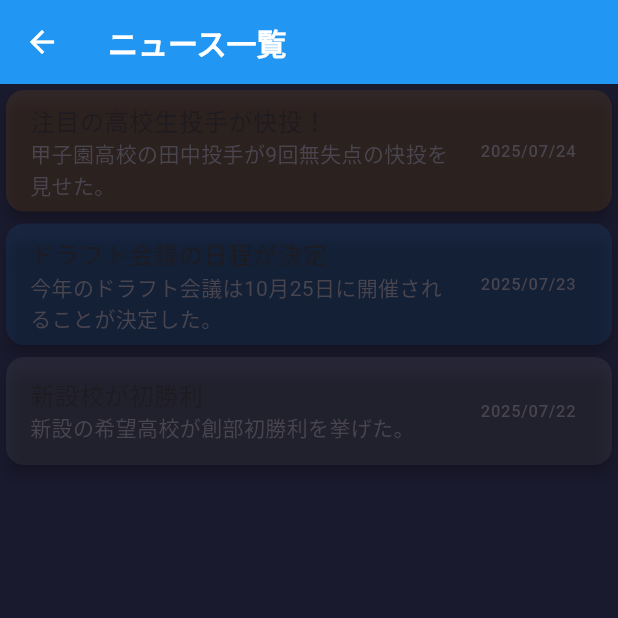
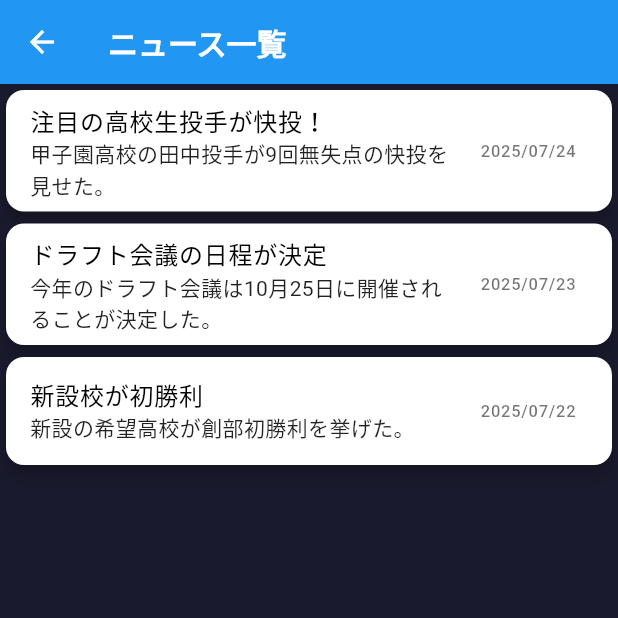
Before and after one commit to eigamaker/scout, a Flutter app: the NewsScreen screen opened by its route, on a phone screen of 412 x 824 dp, the top half of it. Run offline on Flutter 3.47's test engine with Material 3 defaults, Android fonts, the phone set to English and light mode, and no system bars; our stand-ins replace shared_preferences, sqflite; accounts and stored records are empty.

Commit message:
save実装

```diff
--- a/lib/models/game/game.dart
+++ b/lib/models/game/game.dart
@@ -312,23 +312,31 @@ class Game {
   };
 
   factory Game.fromJson(Map<String, dynamic> json) => Game(
-    scoutName: json['scoutName'],
-    scoutSkill: json['scoutSkill'],
-    currentYear: json['currentYear'],
-    currentMonth: json['currentMonth'],
-    currentWeekOfMonth: json['currentWeekOfMonth'],
-    state: GameState.values[json['state']],
-    schools: (json['schools'] as List).map((s) => School.fromJson(s)).toList(),
-    discoveredPlayers: (json['discoveredPlayers'] as List).map((p) => Player.fromJson(p)).toList(),
-    watchedPlayers: (json['watchedPlayers'] as List).map((p) => Player.fromJson(p)).toList(),
-    favoritePlayers: (json['favoritePlayers'] as List).map((p) => Player.fromJson(p)).toList(),
-    budget: json['budget'],
-    reputation: json['reputation'],
-    experience: json['experience'],
-    level: json['level'],
-    weeklyActions: (json['weeklyActions'] as List).map((a) => GameAction.fromJson(a)).toList(),
-    ap: json['ap'],
-    scoutSkills: Map<String, int>.from(json['scoutSkills'] ?? {}),
+    scoutName: json['scoutName'] ?? '',
+    scoutSkill: json['scoutSkill'] ?? 50,
+    currentYear: json['currentYear'] ?? DateTime.now().year,
+    currentMonth: json['currentMonth'] ?? 4,
+    currentWeekOfMonth: json['currentWeekOfMonth'] ?? 1,
+    state: GameState.values[(json['state'] ?? 0)],
+    schools: (json['schools'] as List?)?.map((s) => School.fromJson(s)).toList() ?? [],
+    discoveredPlayers: (json['discoveredPlayers'] as List?)?.map((p) => Player.fromJson(p)).toList() ?? [],
+    watchedPlayers: (json['watchedPlayers'] as List?)?.map((p) => Player.fromJson(p)).toList() ?? [],
+    favoritePlayers: (json['favoritePlayers'] as List?)?.map((p) => Player.fromJson(p)).toList() ?? [],
+    ap: json['ap'] ?? 6,
+    budget: json['budget'] ?? 1000000,
+    scoutSkills: Map<String, int>.from(json['scoutSkills'] ?? {
+      'exploration': 50,
+      'observation': 50,
+      'analysis': 50,
+      'insight': 50,
+      'communication': 50,
+      'negotiation': 50,
+      'stamina': 50,
+    }),
+    reputation: json['reputation'] ?? 50,
+    experience: json['experience'] ?? 0,
+    level: json['level'] ?? 1,
+    weeklyActions: (json['weeklyActions'] as List?)?.map((a) => GameAction.fromJson(a)).toList() ?? [],
   );
 
   // コピーメソッド
--- a/lib/widgets/news_card.dart
+++ b/lib/widgets/news_card.dart
@@ -10,11 +10,11 @@ class NewsCard extends StatelessWidget {
   @override
   Widget build(BuildContext context) {
     return Card(
-      color: news.getImportanceColor().withOpacity(0.1),
+      color: Colors.white, // 明るい背景色に固定
       child: ListTile(
-        title: Text(news.title),
-        subtitle: Text(news.getShortContent()),
-        trailing: Text(news.getFormattedDate()),
+        title: Text(news.title, style: const TextStyle(color: Colors.black)),
+        subtitle: Text(news.getShortContent(), style: const TextStyle(color: Colors.black87)),
+        trailing: Text(news.getFormattedDate(), style: const TextStyle(color: Colors.black54)),
         onTap: onTap,
       ),
     );
```
Also changed, not shown: lib/screens/game_screen.dart (+29 -3 lines), lib/screens/load_game_screen.dart (+62 -9 lines), lib/services/data_service.dart (+28 -5 lines), lib/services/game_manager.dart (+52 -7 lines).
